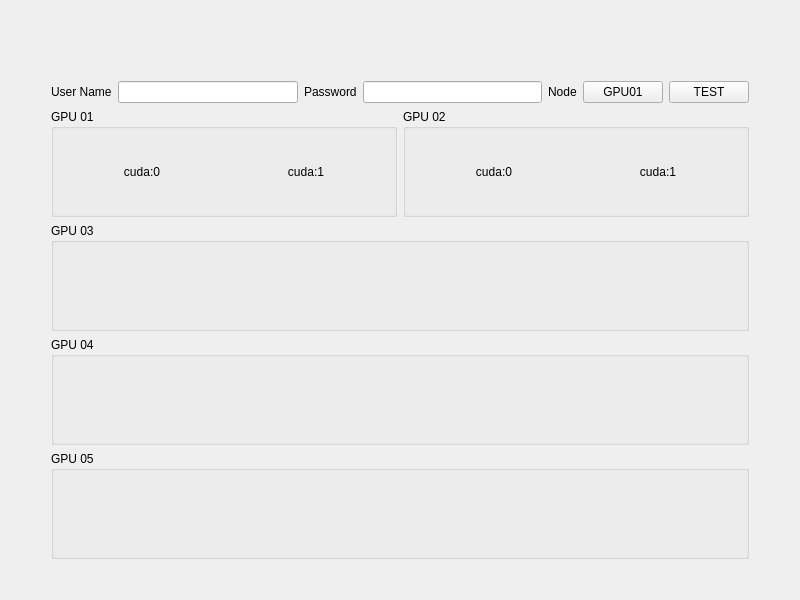
This is resources/UI/Information_Page.ui in DouBeeTwT/Furnace as Qt 5 draws it before an edit. The edited form follows.
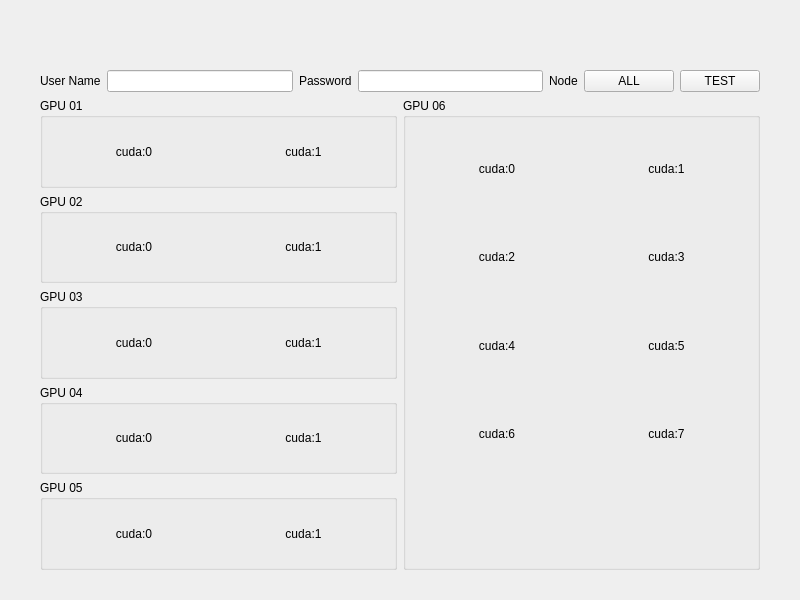
This is the edited form. Custom widgets are drawn as their Qt base class.

```diff
--- a/resources/UI/Information_Page.ui
+++ b/resources/UI/Information_Page.ui
@@ -13,9 +13,7 @@
   <property name="windowTitle">
    <string>Form</string>
   </property>
-  <layout class="QVBoxLayout" name="verticalLayout_2">
-   <item>
-    <layout class="QVBoxLayout" name="verticalLayout">
+  <layout class="QVBoxLayout" name="verticalLayout_4">
      <property name="leftMargin">
       <number>40</number>
      </property>
@@ -29,7 +27,7 @@
       <number>30</number>
      </property>
      <item>
-      <layout class="QHBoxLayout" name="horizontalLayout">
+    <layout class="QHBoxLayout" name="Info_head">
        <item>
         <widget class="BodyLabel" name="BodyLabel">
          <property name="text">
@@ -59,8 +57,20 @@
        </item>
        <item>
         <widget class="ComboBox" name="ComboBox">
+       <property name="sizePolicy">
+        <sizepolicy hsizetype="Fixed" vsizetype="Fixed">
+         <horstretch>0</horstretch>
+         <verstretch>0</verstretch>
+        </sizepolicy>
+       </property>
+       <property name="minimumSize">
+        <size>
+         <width>90</width>
+         <height>0</height>
+        </size>
+       </property>
          <property name="text">
-          <string>GPU01</string>
+        <string>ALL</string>
          </property>
          <property name="autoDefault">
           <bool>false</bool>
@@ -77,9 +87,11 @@
       </layout>
      </item>
      <item>
-      <layout class="QHBoxLayout" name="horizontalLayout_4">
+    <layout class="QHBoxLayout" name="GPU_CUDA" stretch="1,1">
        <item>
-        <widget class="QGroupBox" name="groupBox">
+      <layout class="QVBoxLayout" name="GPU_L">
+       <item>
+        <widget class="QGroupBox" name="GPU01">
          <property name="title">
           <string>GPU 01</string>
          </property>
@@ -108,7 +120,7 @@
         </widget>
        </item>
        <item>
-        <widget class="QGroupBox" name="groupBox_2">
+        <widget class="QGroupBox" name="GPU02">
          <property name="title">
           <string>GPU 02</string>
          </property>
@@ -136,28 +148,216 @@
          </layout>
         </widget>
        </item>
-      </layout>
-     </item>
      <item>
-      <widget class="QGroupBox" name="groupBox_3">
+        <widget class="QGroupBox" name="GPU03">
        <property name="title">
         <string>GPU 03</string>
        </property>
+         <layout class="QHBoxLayout" name="horizontalLayout_4">
+          <item>
+           <widget class="SubtitleLabel" name="cuda30">
+            <property name="text">
+             <string>cuda:0</string>
+            </property>
+            <property name="alignment">
+             <set>Qt::AlignCenter</set>
+            </property>
       </widget>
      </item>
      <item>
-      <widget class="QGroupBox" name="groupBox_4">
+           <widget class="SubtitleLabel" name="cuda31">
+            <property name="text">
+             <string>cuda:1</string>
+            </property>
+            <property name="alignment">
+             <set>Qt::AlignCenter</set>
+            </property>
+           </widget>
+          </item>
+         </layout>
+        </widget>
+       </item>
+       <item>
+        <widget class="QGroupBox" name="GPU04">
        <property name="title">
         <string>GPU 04</string>
        </property>
+         <layout class="QHBoxLayout" name="horizontalLayout_5">
+          <item>
+           <widget class="SubtitleLabel" name="cuda40">
+            <property name="text">
+             <string>cuda:0</string>
+            </property>
+            <property name="alignment">
+             <set>Qt::AlignCenter</set>
+            </property>
       </widget>
      </item>
      <item>
-      <widget class="QGroupBox" name="groupBox_5">
+           <widget class="SubtitleLabel" name="cuda41">
+            <property name="text">
+             <string>cuda:1</string>
+            </property>
+            <property name="alignment">
+             <set>Qt::AlignCenter</set>
+            </property>
+           </widget>
+          </item>
+         </layout>
+        </widget>
+       </item>
+       <item>
+        <widget class="QGroupBox" name="GPU05">
        <property name="title">
         <string>GPU 05</string>
        </property>
-      </widget>
+         <layout class="QHBoxLayout" name="horizontalLayout_6">
+          <item>
+           <widget class="SubtitleLabel" name="cuda50">
+            <property name="text">
+             <string>cuda:0</string>
+            </property>
+            <property name="alignment">
+             <set>Qt::AlignCenter</set>
+            </property>
+           </widget>
+          </item>
+          <item>
+           <widget class="SubtitleLabel" name="cuda51">
+            <property name="text">
+             <string>cuda:1</string>
+            </property>
+            <property name="alignment">
+             <set>Qt::AlignCenter</set>
+            </property>
+           </widget>
+          </item>
+         </layout>
+        </widget>
+       </item>
+      </layout>
+     </item>
+     <item>
+      <layout class="QVBoxLayout" name="GPU_R" stretch="4">
+       <item>
+        <widget class="QGroupBox" name="GPU06">
+         <property name="title">
+          <string>GPU 06</string>
+         </property>
+         <layout class="QVBoxLayout" name="verticalLayout" stretch="1,1,1,1,1">
+          <item>
+           <layout class="QHBoxLayout" name="Subgroup1">
+            <item>
+             <widget class="SubtitleLabel" name="cuda60">
+              <property name="text">
+               <string>cuda:0</string>
+              </property>
+              <property name="alignment">
+               <set>Qt::AlignCenter</set>
+              </property>
+             </widget>
+            </item>
+            <item>
+             <widget class="SubtitleLabel" name="cuda61">
+              <property name="text">
+               <string>cuda:1</string>
+              </property>
+              <property name="alignment">
+               <set>Qt::AlignCenter</set>
+              </property>
+             </widget>
+            </item>
+           </layout>
+          </item>
+          <item>
+           <layout class="QHBoxLayout" name="Subgroup2">
+            <item>
+             <widget class="SubtitleLabel" name="cuda62">
+              <property name="text">
+               <string>cuda:2</string>
+              </property>
+              <property name="alignment">
+               <set>Qt::AlignCenter</set>
+              </property>
+             </widget>
+            </item>
+            <item>
+             <widget class="SubtitleLabel" name="cuda63">
+              <property name="text">
+               <string>cuda:3</string>
+              </property>
+              <property name="alignment">
+               <set>Qt::AlignCenter</set>
+              </property>
+             </widget>
+            </item>
+           </layout>
+          </item>
+          <item>
+           <layout class="QHBoxLayout" name="Subgroup3">
+            <item>
+             <widget class="SubtitleLabel" name="cuda64">
+              <property name="text">
+               <string>cuda:4</string>
+              </property>
+              <property name="alignment">
+               <set>Qt::AlignCenter</set>
+              </property>
+             </widget>
+            </item>
+            <item>
+             <widget class="SubtitleLabel" name="cuda65">
+              <property name="text">
+               <string>cuda:5</string>
+              </property>
+              <property name="alignment">
+               <set>Qt::AlignCenter</set>
+              </property>
+             </widget>
+            </item>
+           </layout>
+          </item>
+          <item>
+           <layout class="QHBoxLayout" name="Subgroup4">
+            <item>
+             <widget class="SubtitleLabel" name="cuda66">
+              <property name="text">
+               <string>cuda:6</string>
+              </property>
+              <property name="alignment">
+               <set>Qt::AlignCenter</set>
+              </property>
+             </widget>
+            </item>
+            <item>
+             <widget class="SubtitleLabel" name="cuda67">
+              <property name="text">
+               <string>cuda:7</string>
+              </property>
+              <property name="alignment">
+               <set>Qt::AlignCenter</set>
+              </property>
+             </widget>
+            </item>
+           </layout>
+          </item>
+          <item>
+           <spacer name="Subgroup5">
+            <property name="orientation">
+             <enum>Qt::Vertical</enum>
+            </property>
+            <property name="sizeHint" stdset="0">
+             <size>
+              <width>20</width>
+              <height>40</height>
+             </size>
+            </property>
+           </spacer>
+          </item>
+         </layout>
+        </widget>
+       </item>
+      </layout>
      </item>
     </layout>
    </item>
```
Left out of the diff: 8 changed lines with no effect on the pictures. Lines whose indentation alone changed are shown as unchanged.
